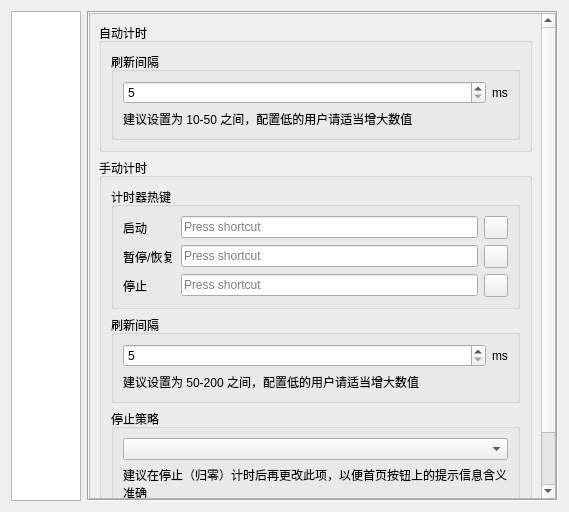
Before: the Qt Designer form EliteSpeedrunTool/SettingDialog.ui in GTA5Oracle/EliteSpeedrunTool, drawn with Qt 5.
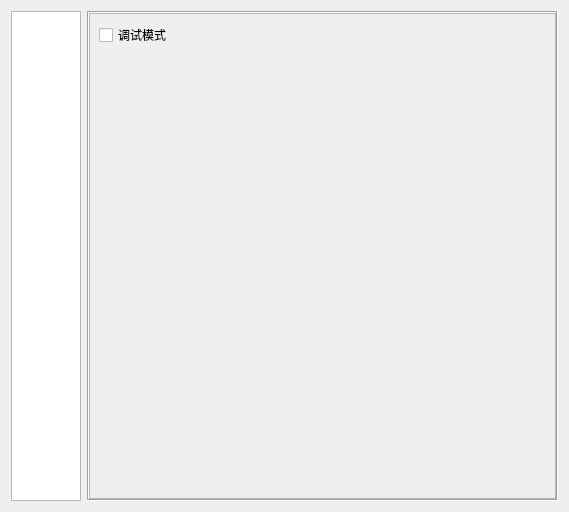
After: the same form once the commit is applied. Icons and pictures are not drawn.

Commit message: [feature] Add developer mode

```diff
--- a/EliteSpeedrunTool/SettingDialog.ui
+++ b/EliteSpeedrunTool/SettingDialog.ui
@@ -46,7 +46,7 @@
       <enum>QFrame::Sunken</enum>
      </property>
      <property name="currentIndex">
-      <number>4</number>
+      <number>8</number>
      </property>
      <widget class="QWidget" name="pageGeneral">
       <layout class="QVBoxLayout" name="verticalLayout_21">
@@ -1551,6 +1551,61 @@
        </item>
       </layout>
      </widget>
+     <widget class="QWidget" name="pageDeveloperOptions">
+      <layout class="QVBoxLayout" name="verticalLayout_35">
+       <property name="leftMargin">
+        <number>0</number>
+       </property>
+       <property name="topMargin">
+        <number>0</number>
+       </property>
+       <property name="rightMargin">
+        <number>0</number>
+       </property>
+       <property name="bottomMargin">
+        <number>0</number>
+       </property>
+       <item>
+        <widget class="QScrollArea" name="scrollArea_10">
+         <property name="widgetResizable">
+          <bool>true</bool>
+         </property>
+         <widget class="QWidget" name="scrollAreaWidgetContents_10">
+          <property name="geometry">
+           <rect>
+            <x>0</x>
+            <y>0</y>
+            <width>469</width>
+            <height>488</height>
+           </rect>
+          </property>
+          <layout class="QVBoxLayout" name="verticalLayout_34">
+           <item>
+            <widget class="QCheckBox" name="cbDebugMode">
+             <property name="text">
+              <string>调试模式</string>
+             </property>
+            </widget>
+           </item>
+           <item>
+            <spacer name="spacer_8">
+             <property name="orientation">
+              <enum>Qt::Vertical</enum>
+             </property>
+             <property name="sizeHint" stdset="0">
+              <size>
+               <width>20</width>
+               <height>1</height>
+              </size>
+             </property>
+            </spacer>
+           </item>
+          </layout>
+         </widget>
+        </widget>
+       </item>
+      </layout>
+     </widget>
     </widget>
    </item>
   </layout>
```
Left out of the diff: 10 changed lines with no effect on the pictures. The commit also changes 12 other files.
